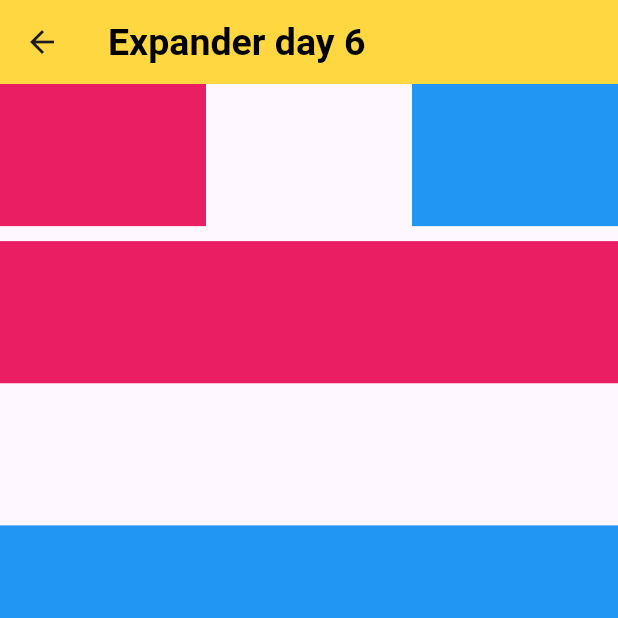
After one commit to ShineyVamp/PPKD_Tugas_Dan_Materi, a Flutter app: the SpacerDay6 screen opened directly, on a phone screen of 412 x 824 dp, the top half of it. The commit adds this screen. Run offline on Flutter 3.47's test engine with Material 3 defaults, Android fonts, the phone set to English and light mode, and no system bars.

Commit message:
update belajar day6

```diff
--- a/hari6-17/flutterday6/lib/day_6/image.dart
+++ b/hari6-17/flutterday6/lib/day_6/image.dart
@@ -16,8 +16,9 @@ class ImageDay6 extends StatelessWidget {
             width: 500,
             height: 810,
             decoration: BoxDecoration(
+              shape: BoxShape.circle,
               image: DecorationImage(
-                image: AssetImage("assets/images/absen.jpg"),
+                image: AssetImage("assets/images/rt.jpg"),
                 fit: BoxFit.fill,
               ),
             ),
--- /dev/null
+++ b/hari6-17/flutterday6/lib/day_6/spacer.dart
@@ -0,0 +1,45 @@
+import 'package:flutter/material.dart';
+
+class SpacerDay6 extends StatelessWidget {
+  const SpacerDay6({super.key});
+
+  @override
+  Widget build(BuildContext context) {
+    return Scaffold(
+      appBar: AppBar(
+        title: Text("Expander day 6"),
+        titleTextStyle: TextStyle(
+          fontSize: 25,
+          color: Colors.black,
+          fontWeight: FontWeight.bold,
+        ),
+        backgroundColor: Colors.amberAccent,
+      ),
+      body: Column(
+        children: [
+          Expanded(
+            child: Row(
+              children: [
+                Expanded(child: Container(color: Colors.pink)),
+                Spacer(), // meberikan spasi seimbang
+                Expanded(child: Container(color: Colors.blue)),
+              ],
+            ),
+          ),
+          SizedBox(height: 10), // memberikan spasi antara row dan column
+          Expanded(
+            child: Container(
+              // margin: EdgeInsets.all(20),
+              color: Colors.pink,
+            ),
+          ),
+          Spacer(),
+          Expanded(
+            flex: 5, // memberikan perbandingan dengan komponen lain
+            child: Container(color: Colors.blue),
+          ),
+        ],
+      ),
+    );
+  }
+}
--- a/hari6-17/flutterday6/lib/main.dart
+++ b/hari6-17/flutterday6/lib/main.dart
@@ -2,9 +2,12 @@ import 'package:flutter/material.dart';
 import 'package:flutterday6/TugasFlutter/Tugas1Flutter.dart';
 import 'package:flutterday6/day_5/layouting.dart';
 import 'package:flutterday6/day_5/styling.dart';
+import 'package:flutterday6/day_6/center.dart';
 import 'package:flutterday6/day_6/container.dart';
+import 'package:flutterday6/day_6/expander.dart';
 import 'package:flutterday6/day_6/image.dart';
 import 'package:flutterday6/day_6/layouting.dart';
+import 'package:flutterday6/day_6/spacer.dart';
 
 void main() {
   runApp(const MyApp());
@@ -36,7 +39,7 @@ class MyApp extends StatelessWidget {
         // tested with just a hot reload.
         colorScheme: .fromSeed(seedColor: Colors.deepPurple),
       ),
-      home: ImageDay6(),
+      home: CenterDay6(),
     );
   }
 }
```
Also changed, not shown: hari6-17/flutterday6/lib/day_6/center.dart (added, +12 -0 lines), hari6-17/flutterday6/lib/day_6/expander.dart (added, +49 -0 lines), hari6-17/flutterday6/assets/images/rt.jpg (added).
